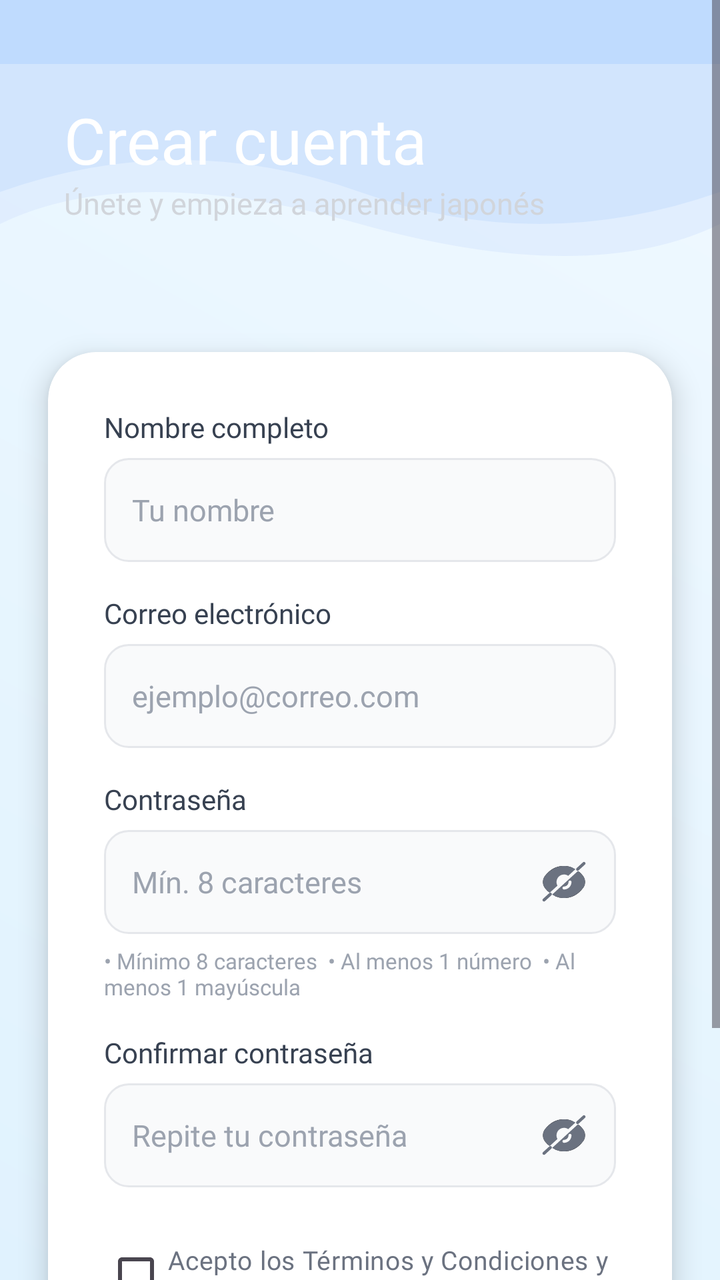
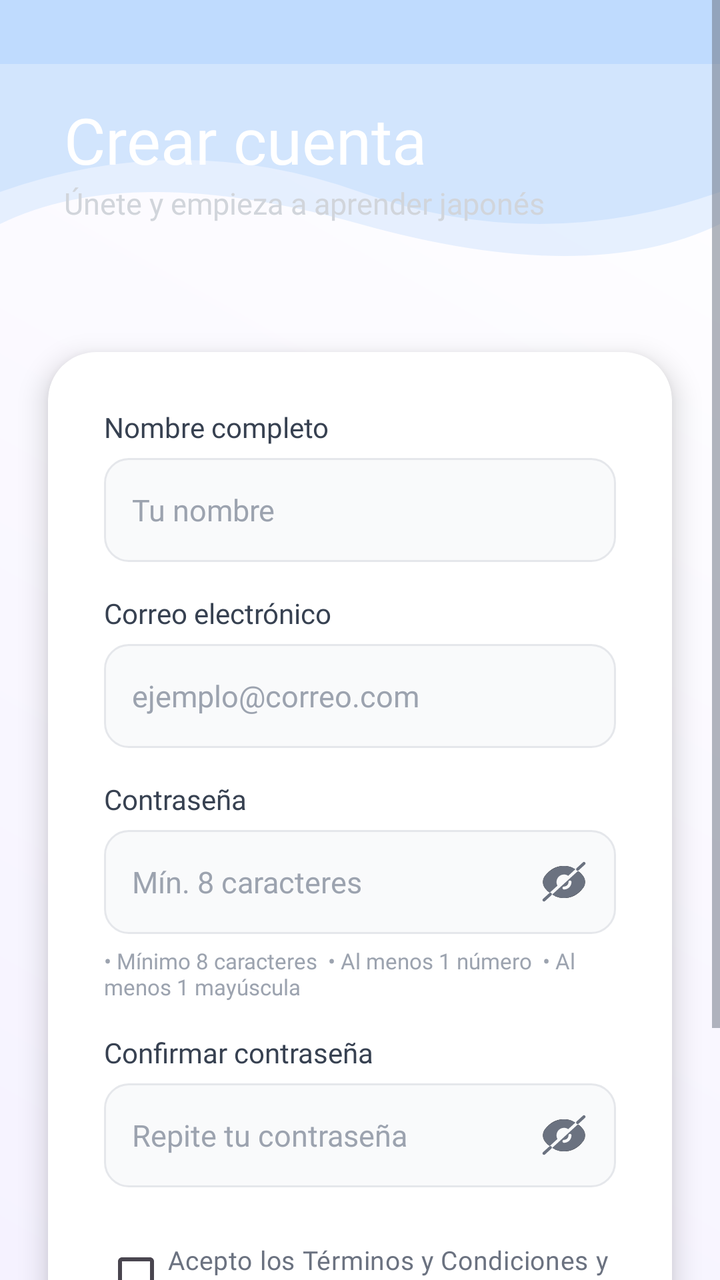

The first picture is an Android layout as it rendered before a commit; the second is the same layout after the commit. The layout source and the unified diff follow.
<!-- AndroidManifest.xml: application theme Theme.NiJu_Project -->
<!-- res/layout/activity_register.xml -->
<?xml version="1.0" encoding="utf-8"?>
<ScrollView xmlns:android="http://schemas.android.com/apk/res/android"
    xmlns:app="http://schemas.android.com/apk/res-auto"
    xmlns:tools="http://schemas.android.com/tools"
    android:layout_width="match_parent"
    android:layout_height="match_parent"
    android:background="@drawable/gradient_background"
    android:fillViewport="true"
    tools:context=".RegisterActivity">

    <androidx.constraintlayout.widget.ConstraintLayout
        android:layout_width="match_parent"
        android:layout_height="wrap_content">

        <ImageView
            android:id="@+id/topShape"
            android:layout_width="0dp"
            android:layout_height="160dp"
            android:scaleType="fitXY"
            android:src="@drawable/top_shape"
            app:layout_constraintEnd_toEndOf="parent"
            app:layout_constraintStart_toStartOf="parent"
            app:layout_constraintTop_toTopOf="parent" />

        <ProgressBar
            android:id="@+id/progressBar"
            android:layout_width="wrap_content"
            android:layout_height="wrap_content"
            android:visibility="gone"
            app:layout_constraintBottom_toBottomOf="parent"
            app:layout_constraintEnd_toEndOf="parent"
            app:layout_constraintStart_toStartOf="parent"
            app:layout_constraintTop_toTopOf="parent" />

        
        <LinearLayout
            android:id="@+id/pageHeader"
            android:layout_width="0dp"
            android:layout_height="160dp"
            android:layout_marginHorizontal="32dp"
            android:gravity="center_vertical"
            android:orientation="vertical"
            app:layout_constraintEnd_toEndOf="parent"
            app:layout_constraintStart_toStartOf="parent"
            app:layout_constraintTop_toTopOf="parent">

            <TextView
                android:layout_width="wrap_content"
                android:layout_height="wrap_content"
                android:fontFamily="@font/roboto_bold"
                android:text="Crear cuenta"
                android:textColor="@android:color/white"
                android:textSize="32sp" />

            <TextView
                android:layout_width="wrap_content"
                android:layout_height="wrap_content"
                android:fontFamily="@font/roboto_regular"
                android:text="Únete y empieza a aprender japonés"
                android:textColor="#D1D5DB"
                android:textSize="15sp" />
        </LinearLayout>

        
        <androidx.cardview.widget.CardView
            android:id="@+id/formContainer"
            android:layout_width="0dp"
            android:layout_height="wrap_content"
            android:layout_marginHorizontal="24dp"
            android:layout_marginTop="16dp"
            android:layout_marginBottom="32dp"
            app:cardCornerRadius="24dp"
            app:cardElevation="8dp"
            app:cardBackgroundColor="@android:color/white"
            app:layout_constraintEnd_toEndOf="parent"
            app:layout_constraintStart_toStartOf="parent"
            app:layout_constraintTop_toBottomOf="@id/pageHeader">

            <LinearLayout
                android:layout_width="match_parent"
                android:layout_height="wrap_content"
                android:orientation="vertical"
                android:padding="28dp">

                
                <TextView
                    android:layout_width="wrap_content"
                    android:layout_height="wrap_content"
                    android:layout_marginBottom="6dp"
                    android:fontFamily="@font/roboto_medium"
                    android:text="Nombre completo"
                    android:textColor="#374151"
                    android:textSize="14sp" />

                <EditText
                    android:id="@+id/etName"
                    android:layout_width="match_parent"
                    android:layout_height="52dp"
                    android:layout_marginBottom="16dp"
                    android:autofillHints="name"
                    android:background="@drawable/edittext_rounded_background"
                    android:fontFamily="@font/roboto_regular"
                    android:hint="Tu nombre"
                    android:inputType="textPersonName|textCapWords"
                    android:padding="14dp"
                    android:textColorHint="#9CA3AF"
                    android:textSize="15sp" />

                
                <TextView
                    android:layout_width="wrap_content"
                    android:layout_height="wrap_content"
                    android:layout_marginBottom="6dp"
                    android:fontFamily="@font/roboto_medium"
                    android:text="Correo electrónico"
                    android:textColor="#374151"
                    android:textSize="14sp" />

                <EditText
                    android:id="@+id/etEmail"
                    android:layout_width="match_parent"
                    android:layout_height="52dp"
                    android:layout_marginBottom="16dp"
                    android:autofillHints="emailAddress"
                    android:background="@drawable/edittext_rounded_background"
                    android:fontFamily="@font/roboto_regular"
                    android:hint="ejemplo@correo.com"
                    android:inputType="textEmailAddress"
                    android:padding="14dp"
                    android:textColorHint="#9CA3AF"
                    android:textSize="15sp" />

                
                <TextView
                    android:layout_width="wrap_content"
                    android:layout_height="wrap_content"
                    android:layout_marginBottom="6dp"
                    android:fontFamily="@font/roboto_medium"
                    android:text="Contraseña"
                    android:textColor="#374151"
                    android:textSize="14sp" />

                <RelativeLayout
                    android:layout_width="match_parent"
                    android:layout_height="52dp"
                    android:layout_marginBottom="6dp">

                    <EditText
                        android:id="@+id/etPassword"
                        android:layout_width="match_parent"
                        android:layout_height="match_parent"
                        android:autofillHints="newPassword"
                        android:background="@drawable/edittext_rounded_background"
                        android:fontFamily="@font/roboto_regular"
                        android:hint="Mín. 8 caracteres"
                        android:inputType="textPassword"
                        android:paddingStart="14dp"
                        android:paddingEnd="48dp"
                        android:textColorHint="#9CA3AF"
                        android:textSize="15sp" />

                    <ImageView
                        android:id="@+id/ivTogglePassword"
                        android:layout_width="24dp"
                        android:layout_height="24dp"
                        android:layout_alignParentEnd="true"
                        android:layout_centerVertical="true"
                        android:layout_marginEnd="14dp"
                        android:contentDescription="@string/show_password"
                        android:src="@drawable/ic_eye_closed" />
                </RelativeLayout>

                
                <TextView
                    android:layout_width="wrap_content"
                    android:layout_height="wrap_content"
                    android:layout_marginBottom="16dp"
                    android:fontFamily="@font/roboto_regular"
                    android:text="• Mínimo 8 caracteres  • Al menos 1 número  • Al menos 1 mayúscula"
                    android:textColor="#9CA3AF"
                    android:textSize="11sp" />

                
                <TextView
                    android:layout_width="wrap_content"
                    android:layout_height="wrap_content"
                    android:layout_marginBottom="6dp"
                    android:fontFamily="@font/roboto_medium"
                    android:text="Confirmar contraseña"
                    android:textColor="#374151"
                    android:textSize="14sp" />

                <RelativeLayout
                    android:layout_width="match_parent"
                    android:layout_height="52dp"
                    android:layout_marginBottom="20dp">

                    <EditText
                        android:id="@+id/etConfirmPassword"
                        android:layout_width="match_parent"
                        android:layout_height="match_parent"
                        android:autofillHints="newPassword"
                        android:background="@drawable/edittext_rounded_background"
                        android:fontFamily="@font/roboto_regular"
                        android:hint="Repite tu contraseña"
                        android:inputType="textPassword"
                        android:paddingStart="14dp"
                        android:paddingEnd="48dp"
                        android:textColorHint="#9CA3AF"
                        android:textSize="15sp" />

                    <ImageView
                        android:id="@+id/ivToggleConfirm"
                        android:layout_width="24dp"
                        android:layout_height="24dp"
                        android:layout_alignParentEnd="true"
                        android:layout_centerVertical="true"
                        android:layout_marginEnd="14dp"
                        android:contentDescription="@string/show_password"
                        android:src="@drawable/ic_eye_closed" />
                </RelativeLayout>

                
                <CheckBox
                    android:id="@+id/cbTerms"
                    android:layout_width="match_parent"
                    android:layout_height="wrap_content"
                    android:layout_marginBottom="20dp"
                    android:fontFamily="@font/roboto_regular"
                    android:text="Acepto los Términos y Condiciones y la Política de Privacidad"
                    android:textColor="#6B7280"
                    android:textSize="13sp" />

                
                <Button
                    android:id="@+id/btnRegister"
                    android:layout_width="match_parent"
                    android:layout_height="52dp"
                    android:layout_marginBottom="16dp"
                    android:background="@drawable/button_rounded_background"
                    android:fontFamily="@font/roboto_medium"
                    android:text="Crear cuenta"
                    android:textAllCaps="false"
                    android:textColor="@android:color/white"
                    android:textSize="16sp" />

                
                <TextView
                    android:id="@+id/tvSignIn"
                    android:layout_width="match_parent"
                    android:layout_height="wrap_content"
                    android:fontFamily="@font/roboto_regular"
                    android:gravity="center"
                    android:text="¿Ya tienes cuenta? Inicia sesión"
                    android:textColor="#5865F2"
                    android:textSize="14sp" />

            </LinearLayout>
        </androidx.cardview.widget.CardView>

    </androidx.constraintlayout.widget.ConstraintLayout>
</ScrollView>
<!-- resources referenced by this layout -->
<resources>
  <!-- drawable button_rounded_background (drawable) -->
  <?xml version="1.0" encoding="utf-8"?>
  <selector xmlns:android="http://schemas.android.com/apk/res/android">
      <item android:state_pressed="true">
          <shape>
              <solid android:color="#4F46E5" />
              <corners android:radius="12dp" />
          </shape>
      </item>
      <item>
          <shape>
              <solid android:color="#5865F2" />
              <corners android:radius="12dp" />
          </shape>
      </item>
  </selector>
  <!-- drawable edittext_rounded_background (drawable) -->
  <?xml version="1.0" encoding="utf-8"?>
  <shape xmlns:android="http://schemas.android.com/apk/res/android">
      <solid android:color="#F9FAFB" />
      <corners android:radius="12dp" />
      <stroke
          android:width="1dp"
          android:color="#E5E7EB" />
  </shape>
  <!-- drawable gradient_background (drawable) -->
  <?xml version="1.0" encoding="utf-8"?>
  <shape xmlns:android="http://schemas.android.com/apk/res/android">
      <gradient
          android:startColor="#E0F2FE"
          android:endColor="#F0F9FF"
          android:angle="45" />
  </shape>
  <!-- drawable ic_eye_closed: vector/xml drawable (drawable, 2070 chars, omitted) -->
  <!-- drawable top_shape (drawable) -->
  <?xml version="1.0" encoding="utf-8"?>
  <vector xmlns:android="http://schemas.android.com/apk/res/android"
      android:width="428dp"
      android:height="200dp"
      android:viewportWidth="428"
      android:viewportHeight="200">
  
      <path
          android:pathData="M0,0 L428,0 L428,120 Q320,160 214,120 Q107,80 0,120 Z"
          android:fillColor="#BFDBFE" />
  
      <path
          android:pathData="M0,40 L428,40 L428,140 Q350,180 214,140 Q78,100 0,140 Z"
          android:fillColor="#DBEAFE"
          android:fillAlpha="0.7" />
  </vector>
  <string name="show_password" />
  <style name="Theme.NiJu_Project" parent="Base.Theme.NiJu_Project" />
  <style name="Base.Theme.NiJu_Project" parent="Theme.Material3.DayNight.NoActionBar">
          
          
      </style>
</resources>

<!-- the commit's change to res/layout/activity_register.xml (unified diff, before → after) -->
@@ -71,7 +71,7 @@
             android:layout_marginBottom="32dp"
             app:cardCornerRadius="24dp"
             app:cardElevation="8dp"
-            app:cardBackgroundColor="@android:color/white"
+            app:cardBackgroundColor="@color/color_surface"
             app:layout_constraintEnd_toEndOf="parent"
             app:layout_constraintStart_toStartOf="parent"
             app:layout_constraintTop_toBottomOf="@id/pageHeader">
@@ -103,7 +103,7 @@
                     android:hint="Tu nombre"
                     android:inputType="textPersonName|textCapWords"
                     android:padding="14dp"
-                    android:textColorHint="#9CA3AF"
+                    android:textColorHint="@color/color_text_hint"
                     android:textSize="15sp" />
 
                 
@@ -127,7 +127,7 @@
                     android:hint="ejemplo@correo.com"
                     android:inputType="textEmailAddress"
                     android:padding="14dp"
-                    android:textColorHint="#9CA3AF"
+                    android:textColorHint="@color/color_text_hint"
                     android:textSize="15sp" />
 
                 
@@ -156,7 +156,7 @@
                         android:inputType="textPassword"
                         android:paddingStart="14dp"
                         android:paddingEnd="48dp"
-                        android:textColorHint="#9CA3AF"
+                        android:textColorHint="@color/color_text_hint"
                         android:textSize="15sp" />
 
                     <ImageView
@@ -177,7 +177,7 @@
                     android:layout_marginBottom="16dp"
                     android:fontFamily="@font/roboto_regular"
                     android:text="• Mínimo 8 caracteres  • Al menos 1 número  • Al menos 1 mayúscula"
-                    android:textColor="#9CA3AF"
+                    android:textColor="@color/color_text_hint"
                     android:textSize="11sp" />
 
                 
@@ -206,7 +206,7 @@
                         android:inputType="textPassword"
                         android:paddingStart="14dp"
                         android:paddingEnd="48dp"
-                        android:textColorHint="#9CA3AF"
+                        android:textColorHint="@color/color_text_hint"
                         android:textSize="15sp" />
 
                     <ImageView
@@ -228,7 +228,7 @@
                     android:layout_marginBottom="20dp"
                     android:fontFamily="@font/roboto_regular"
                     android:text="Acepto los Términos y Condiciones y la Política de Privacidad"
-                    android:textColor="#6B7280"
+                    android:textColor="@color/color_text_secondary"
                     android:textSize="13sp" />
 
                 
<!-- resource entries referenced after the edit -->
@@ -1,5 +1,8 @@
 <!-- resources referenced by this layout -->
 <resources>
+  <color name="color_surface">#FFFFFF</color>
+  <color name="color_text_hint">#9CA3AF</color>
+  <color name="color_text_secondary">#6B7280</color>
   <!-- drawable button_rounded_background (drawable) -->
   <?xml version="1.0" encoding="utf-8"?>
   <selector xmlns:android="http://schemas.android.com/apk/res/android">
@@ -19,18 +22,18 @@
   <!-- drawable edittext_rounded_background (drawable) -->
   <?xml version="1.0" encoding="utf-8"?>
   <shape xmlns:android="http://schemas.android.com/apk/res/android">
-      <solid android:color="#F9FAFB" />
+      <solid android:color="@color/color_surface_variant" />
       <corners android:radius="12dp" />
       <stroke
           android:width="1dp"
-          android:color="#E5E7EB" />
+          android:color="@color/color_border" />
   </shape>
   <!-- drawable gradient_background (drawable) -->
   <?xml version="1.0" encoding="utf-8"?>
   <shape xmlns:android="http://schemas.android.com/apk/res/android">
       <gradient
-          android:startColor="#E0F2FE"
-          android:endColor="#F0F9FF"
+          android:startColor="@color/color_gradient_start"
+          android:endColor="@color/color_gradient_end"
           android:angle="45" />
   </shape>
   <!-- drawable ic_eye_closed: vector/xml drawable (drawable, 2070 chars, omitted) -->
@@ -53,9 +56,27 @@
   </vector>
   <string name="show_password" />
   <style name="Theme.NiJu_Project" parent="Base.Theme.NiJu_Project" />
+  <color name="color_surface_variant">#F9FAFB</color>
+  <color name="color_border">#E5E7EB</color>
+  <color name="color_gradient_start">#F5F2FF</color>
+  <color name="color_gradient_end">#FFFFFF</color>
   <style name="Base.Theme.NiJu_Project" parent="Theme.Material3.DayNight.NoActionBar">
+          <item name="colorPrimary">#5865F2</item>
+          <item name="colorPrimaryVariant">#4338CA</item>
+          <item name="colorSecondary">#818CF8</item>
+          <item name="android:colorBackground">@color/color_background</item>
+          <item name="colorSurface">@color/color_surface</item>
+          <item name="android:textColorPrimary">@color/color_text_primary</item>
+          <item name="android:textColorSecondary">@color/color_text_secondary</item>
           
-          
+          <item name="cardViewStyle">@style/Widget.NiJu.CardView</item>
+      </style>
+  <color name="color_background">#F3F4F6</color>
+  <color name="color_text_primary">#1F2937</color>
+  <style name="Widget.NiJu.CardView" parent="Widget.MaterialComponents.CardView">
+          <item name="cardBackgroundColor">@color/color_surface</item>
+          <item name="cardCornerRadius">16dp</item>
+          <item name="cardElevation">2dp</item>
       </style>
 </resources>
 
